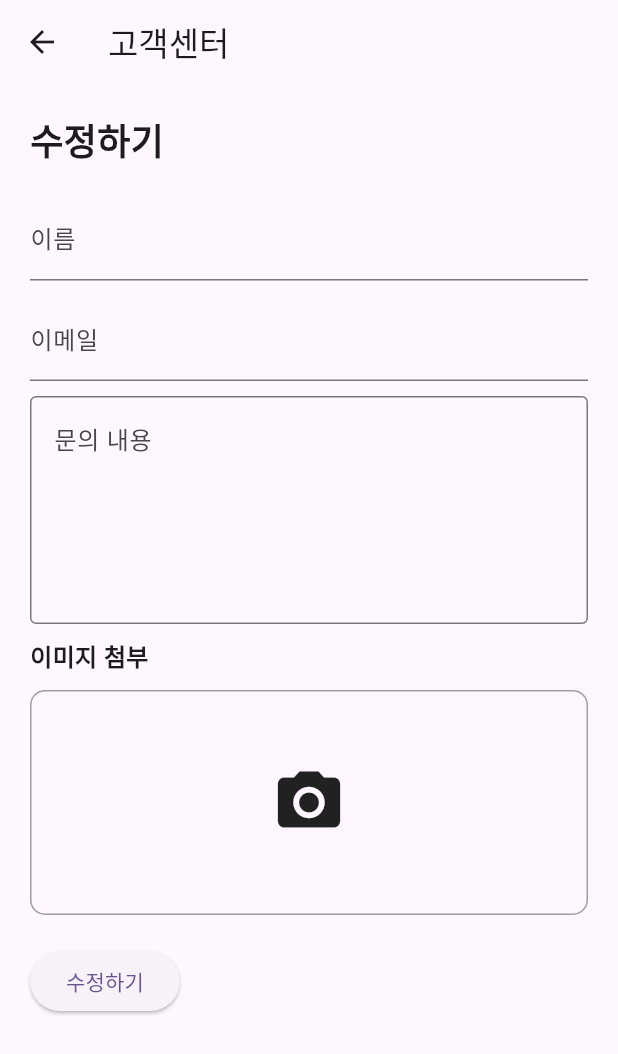
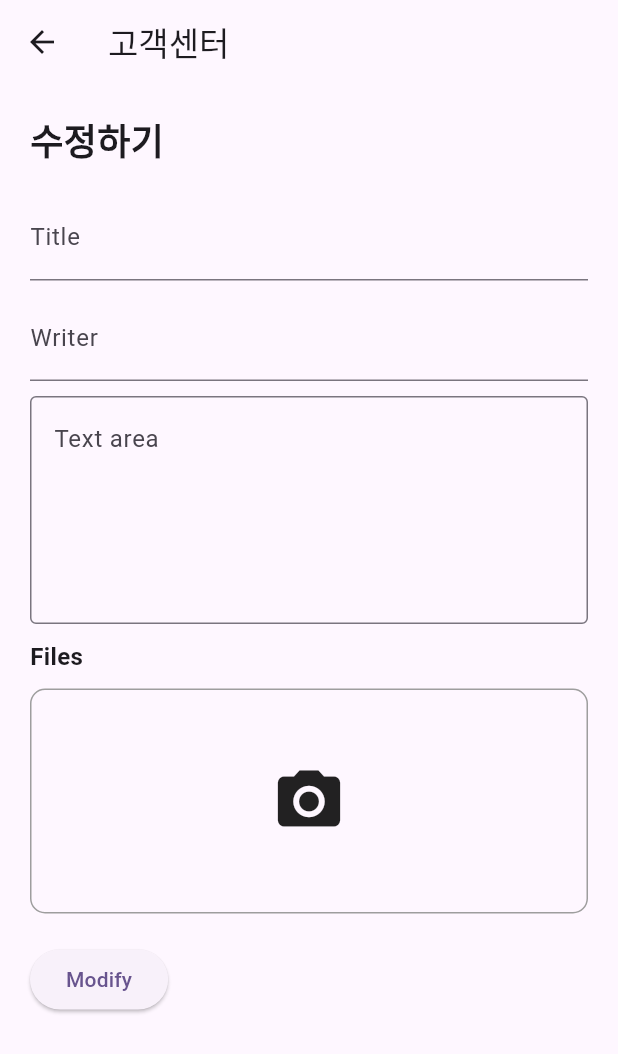
Before and after one commit to kimjiyu218/Trio, a Flutter app: the Update screen opened directly, on a phone screen of 412 x 824 dp. Shown: the top 1054 px of the screen. Run offline on Flutter 3.47's test engine with Material 3 defaults, Android fonts, the light colour scheme and no system bars.

Commit message:
update 화면 구현

```diff
--- a/lib/update.dart
+++ b/lib/update.dart
@@ -1,4 +1,6 @@
 import 'package:flutter/material.dart';
+import 'package:trio/update.dart';
+
 
 class Update extends StatefulWidget {
   const Update({Key? key}) : super(key: key);
@@ -22,7 +24,7 @@ class _UpdateState extends State<Update> {
 
   void _updateInquiry() {
     // 여기에 문의 내용을 수정하는 로직을 구현합니다.
-    String name = _nameController.text;
+    String textarea = _nameController.text;
     String email = _emailController.text;
     String inquiry = _inquiryController.text;
 
@@ -58,23 +60,23 @@ class _UpdateState extends State<Update> {
             TextFormField(
               controller: _nameController,
               decoration: InputDecoration(
-                labelText: '이름',
-                hintText: '이름을 입력하세요',
+                labelText: 'Title',
+                hintText: '제목을 입력하세요',
               ),
             ),
             SizedBox(height: 10.0),
             TextFormField(
               controller: _emailController,
               decoration: InputDecoration(
-                labelText: '이메일',
-                hintText: '이메일을 입력하세요',
+                labelText: 'Writer',
+                hintText: '이름을 입력하세요',
               ),
             ),
             SizedBox(height: 10.0),
             TextFormField(
               controller: _inquiryController,
               decoration: InputDecoration(
-                labelText: '문의 내용',
+                labelText: 'Text area',
                 hintText: '문의할 내용을 입력하세요',
                 alignLabelWithHint: true,
                 border: OutlineInputBorder(),
@@ -83,7 +85,7 @@ class _UpdateState extends State<Update> {
             ),
             SizedBox(height: 10.0),
             Text(
-              '이미지 첨부',
+              'Files',
               style: TextStyle(
                 fontSize: 16.0,
                 fontWeight: FontWeight.bold,
@@ -107,7 +109,7 @@ class _UpdateState extends State<Update> {
             SizedBox(height: 20.0),
             ElevatedButton(
               onPressed: _updateInquiry, // 수정 버튼에 함수 연결
-              child: Text('수정하기'),
+              child: Text('Modify'),
             ),
           ],
         ),
```
